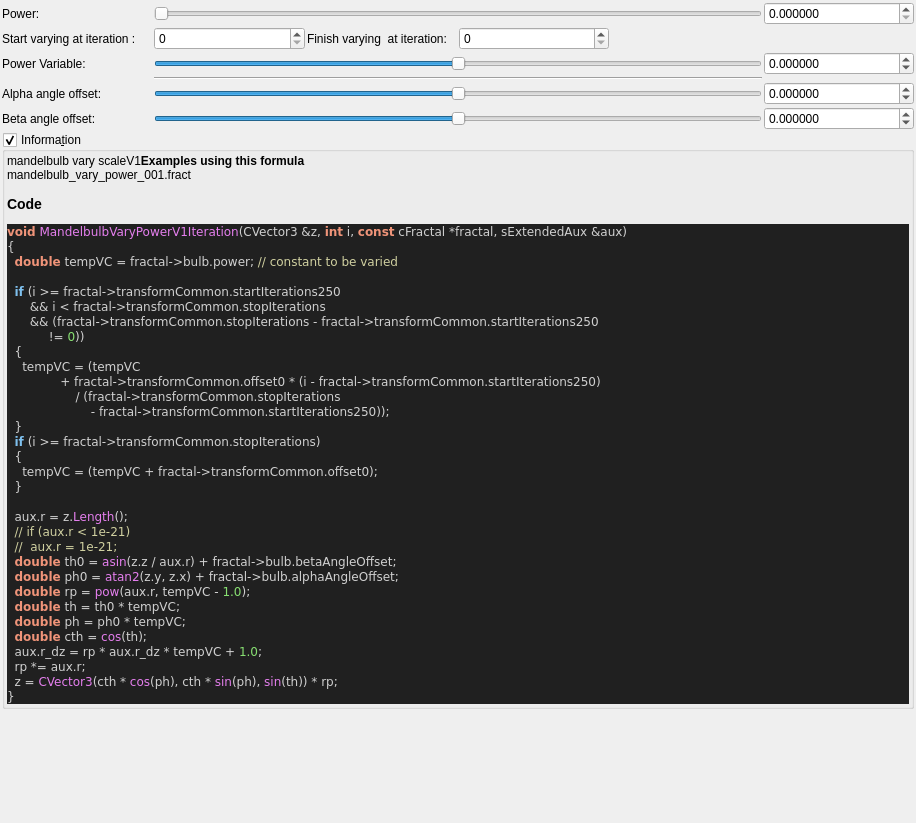
Above: mandelbulber2/qt_data/fractal_mandelbulb_vary_powerV1.ui from buddhi1980/mandelbulber2 before the change. Below: the same form after it.
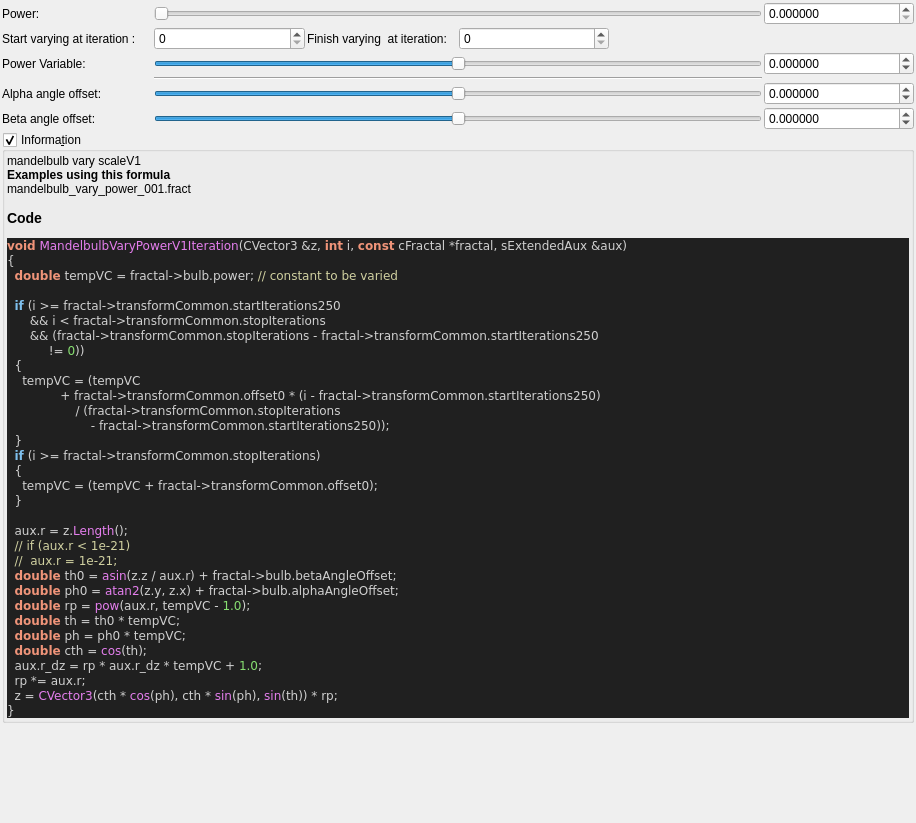
That is the form after the change. Custom widgets are drawn as their Qt base class.

The edit to the form file:
```diff
--- a/mandelbulber2/qt_data/fractal_mandelbulb_vary_powerV1.ui
+++ b/mandelbulber2/qt_data/fractal_mandelbulb_vary_powerV1.ui
@@ -362,7 +362,7 @@
         <property name="text">
          <string notr="true">&lt;p&gt;mandelbulb vary scaleV1&lt;/p&gt;&lt;table&gt;
 &lt;/table&gt;
-&lt;b&gt;Examples using this formula&lt;/b&gt;&lt;br&gt;mandelbulb_vary_power_001.fract&lt;h3&gt;Code&lt;/h3&gt;
+&lt;br&gt;&lt;b&gt;Examples using this formula&lt;/b&gt;&lt;br&gt;mandelbulb_vary_power_001.fract&lt;h3&gt;Code&lt;/h3&gt;
 &lt;body style=&quot;background-color:#202020&quot;&gt;
 &lt;pre style=&quot;color:#d0d0d0; background-color:#202020;  font-family:'Courier New',monospace;&quot;&gt;&lt;span style=&quot;color:#f09479; font-weight:bold&quot;&gt;void&lt;/span&gt; &lt;span style=&quot;color:#e47eed&quot;&gt;MandelbulbVaryPowerV1Iteration&lt;/span&gt;&lt;span style=&quot;color:#d0d0d0&quot;&gt;(&lt;/span&gt;CVector3 &lt;span style=&quot;color:#d0d0d0&quot;&gt;&amp;amp;&lt;/span&gt;z&lt;span style=&quot;color:#d0d0d0&quot;&gt;,&lt;/span&gt; &lt;span style=&quot;color:#f09479; font-weight:bold&quot;&gt;int&lt;/span&gt; i&lt;span style=&quot;color:#d0d0d0&quot;&gt;,&lt;/span&gt; &lt;span style=&quot;color:#f09479; font-weight:bold&quot;&gt;const&lt;/span&gt; cFractal &lt;span style=&quot;color:#d0d0d0&quot;&gt;*&lt;/span&gt;fractal&lt;span style=&quot;color:#d0d0d0&quot;&gt;,&lt;/span&gt; sExtendedAux &lt;span style=&quot;color:#d0d0d0&quot;&gt;&amp;amp;&lt;/span&gt;aux&lt;span style=&quot;color:#d0d0d0&quot;&gt;)&lt;/span&gt;
 &lt;span style=&quot;color:#d0d0d0&quot;&gt;{&lt;/span&gt;
```
